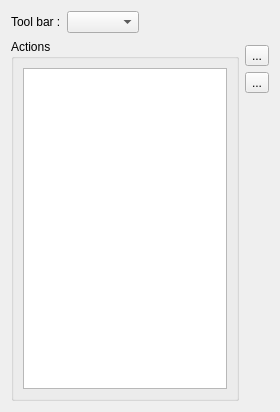
Qt form src/terralib/qt/af/settings/ui/ToolbarsWidgetForm.ui (claudiobogossian/terralib5) before a commit.
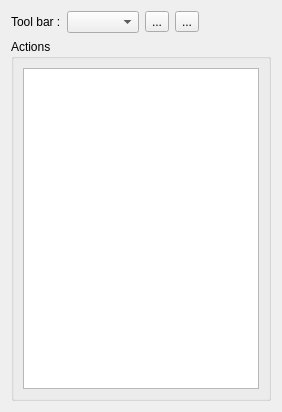
The same form after that commit.

Commit message: Changing buttons position on Toolbars manager.

Diff of the .ui file:
```diff
--- a/src/terralib/qt/af/settings/ui/ToolbarsWidgetForm.ui
+++ b/src/terralib/qt/af/settings/ui/ToolbarsWidgetForm.ui
@@ -6,8 +6,8 @@
    <rect>
     <x>0</x>
     <y>0</y>
-    <width>279</width>
-    <height>404</height>
+    <width>282</width>
+    <height>402</height>
    </rect>
   </property>
   <property name="windowTitle">
@@ -15,7 +15,7 @@
   </property>
   <layout class="QGridLayout" name="gridLayout_2">
    <item row="0" column="0">
-    <layout class="QVBoxLayout" name="verticalLayout_2">
+    <layout class="QVBoxLayout" name="verticalLayout">
      <item>
       <layout class="QHBoxLayout" name="horizontalLayout">
        <item>
@@ -28,6 +28,20 @@
        <item>
         <widget class="QComboBox" name="m_toolbarsComboBox"/>
        </item>
+       <item>
+        <widget class="QToolButton" name="m_addToolButton">
+         <property name="text">
+          <string>...</string>
+         </property>
+        </widget>
+       </item>
+       <item>
+        <widget class="QToolButton" name="m_removeToolButton">
+         <property name="text">
+          <string>...</string>
+         </property>
+        </widget>
+       </item>
        <item>
         <spacer name="horizontalSpacer">
          <property name="orientation">
@@ -44,8 +58,6 @@
       </layout>
      </item>
      <item>
-      <layout class="QHBoxLayout" name="horizontalLayout_2">
-       <item>
         <widget class="QGroupBox" name="groupBox_2">
          <property name="title">
           <string>Actions</string>
@@ -63,45 +75,6 @@
           </item>
          </layout>
         </widget>
-       </item>
-       <item>
-        <layout class="QVBoxLayout" name="verticalLayout">
-         <property name="leftMargin">
-          <number>0</number>
-         </property>
-         <property name="topMargin">
-          <number>6</number>
-         </property>
-         <item>
-          <widget class="QToolButton" name="m_addToolButton">
-           <property name="text">
-            <string>...</string>
-           </property>
-          </widget>
-         </item>
-         <item>
-          <widget class="QToolButton" name="m_removeToolButton">
-           <property name="text">
-            <string>...</string>
-           </property>
-          </widget>
-         </item>
-         <item>
-          <spacer name="verticalSpacer">
-           <property name="orientation">
-            <enum>Qt::Vertical</enum>
-           </property>
-           <property name="sizeHint" stdset="0">
-            <size>
-             <width>20</width>
-             <height>40</height>
-            </size>
-           </property>
-          </spacer>
-         </item>
-        </layout>
-       </item>
-      </layout>
      </item>
     </layout>
    </item>
```
Lines whose indentation alone changed are shown as unchanged. The commit also changes 2 other files.
